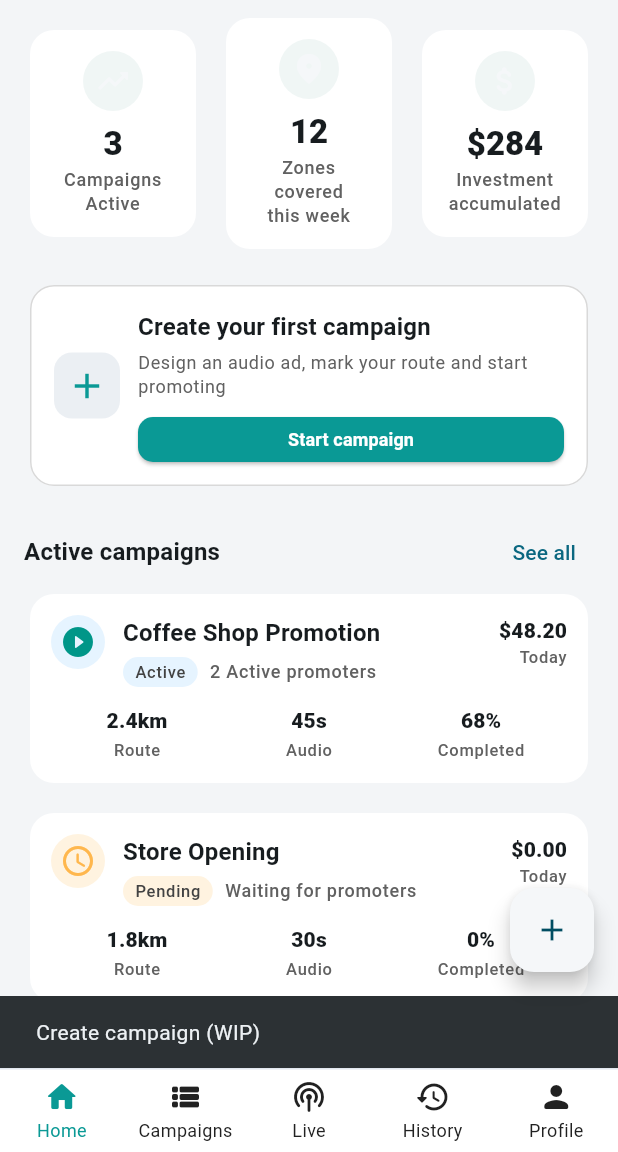
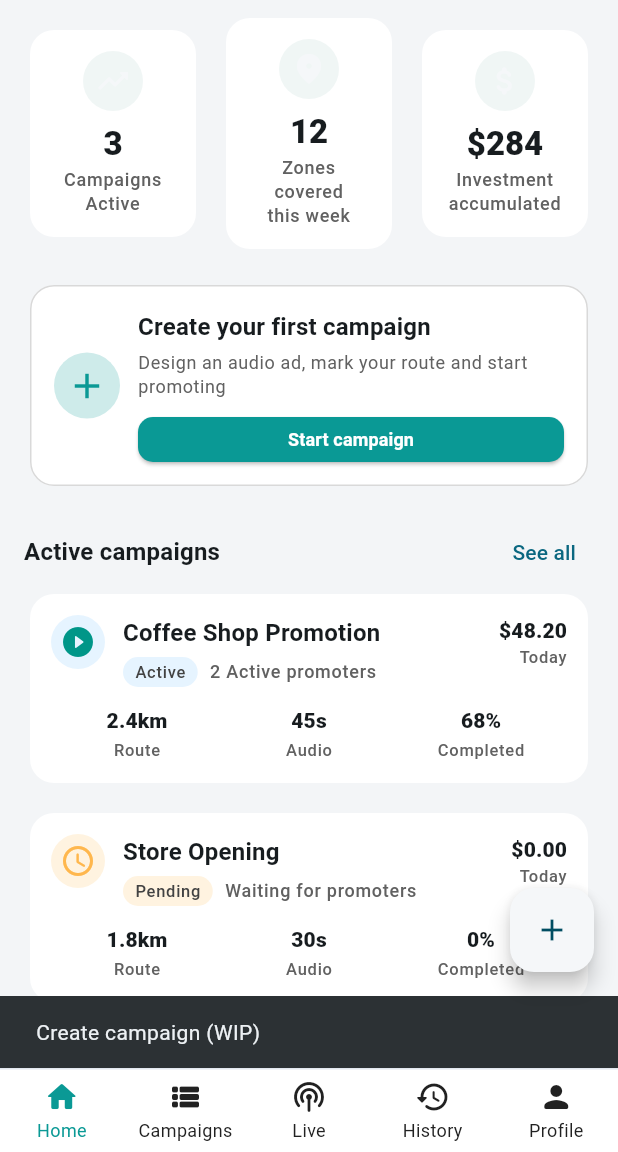
Before and after one commit to tr3scafesforge-cloud/promoruta-mobile, a Flutter app: the AdvertiserHomeScreen screen opened by its route, after a tap on the "add" icon, on a phone screen of 412 x 824 dp, the part 84-1236 px from its top. Run offline on Flutter 3.47's test engine with Material 3 defaults, Android fonts, the phone set to English and light mode, and no system bars; our stand-ins replace connectivity_plus, dio, drift, flutter_riverpod, go_router, google_fonts and 4 more; accounts and stored records are empty; generated files the repository leaves out were written again.

Commit message:
Update create first campaign button in first campaign widget for advertiser page

```diff
--- a/lib/presentation/advertiser/pages/advertiser_home_page.dart
+++ b/lib/presentation/advertiser/pages/advertiser_home_page.dart
@@ -193,14 +193,21 @@ class _CreateFirstCampaignCard extends StatelessWidget {
         padding: const EdgeInsets.all(16),
         child: Row(
           children: [
-            Container(
-              width: 44,
-              height: 44,
-              decoration: BoxDecoration(
-                color: AppColors.grayLigthStroke,
-                borderRadius: BorderRadius.circular(12),
+            GestureDetector(
+              onTap: () {
+                ScaffoldMessenger.of(context).showSnackBar(
+                  SnackBar(content: Text(l10n.createCampaignWip)),
+                );
+              },
+              child: Container(
+                width: 44,
+                height: 44,
+                decoration: BoxDecoration(
+                  color: AppColors.secondary.withValues(alpha: .2),
+                  borderRadius: BorderRadius.circular(25),
+                ),
+                child: Icon(Icons.add, color: AppColors.secondary, size: 28),
               ),
-              child: Icon(Icons.add, color: AppColors.secondary, size: 28),
             ),
             const SizedBox(width: 12),
             Expanded(
```
